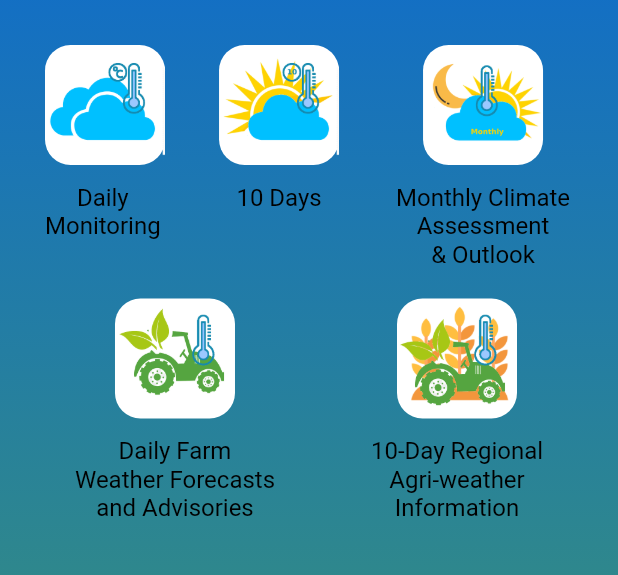
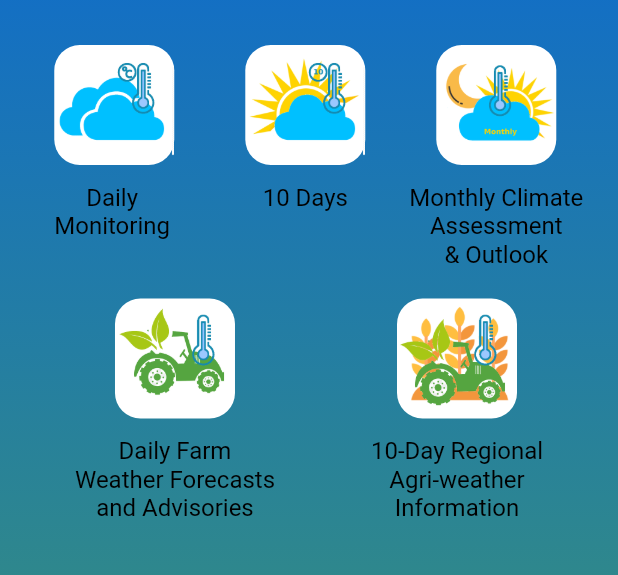
Before and after one commit to Tapuyo/payong, a Flutter app: the MainNav screen opened directly, after a tap on the "arrow back ios" icon, on a phone screen of 412 x 824 dp, the part 420-995 px from its top. Run offline on Flutter 3.47's test engine with Material 2 defaults, Android fonts, the phone set to English and light mode, and no system bars; drawn by our look-alikes of carousel_slider; our stand-ins replace awesome_bottom_bar, easy_localization, firebase_core, firebase_messaging, fl_chart, flutter_hooks and 9 more; missing offline and left inert: parallax_rain; accounts and stored records are empty; network calls fail.

Commit message:
update agri

```diff
--- a/lib/models/agri_soil_condition.dart
+++ b/lib/models/agri_soil_condition.dart
@@ -1,9 +1,11 @@
 class AgriForecastSoilConditionModel {
   final String soilCondition;
   final String locations;
+  final String soilConditionIcon;
 
 
   AgriForecastSoilConditionModel(
       this.soilCondition,
-      this.locations);
+      this.locations,
+      this.soilConditionIcon);
 }
--- a/lib/services/daily10_service.dart
+++ b/lib/services/daily10_service.dart
@@ -126,7 +126,7 @@
     var jsondata = json.decode(response.body);
 
     List<Daily10MapModel> newDailyList = [];
-    print(jsondata.toString());
+
     for (var u in jsondata) {
       Daily10MapModel daily = Daily10MapModel(
         u['LocationID'] ?? '',
--- a/lib/services/daily_services.dart
+++ b/lib/services/daily_services.dart
@@ -9,7 +9,7 @@
 import 'package:payong/provider/daily_provider.dart';
 
 abstract class DailyServices {
-  static Future<void> getDailyList(
+  static Future<List<DailyModel>> getDailyList(
       BuildContext context, String date, String page, String option) async {
     //  date = '2023-05-12';
     print('dasasdasd$dailyMap page=$page&fdate=$date&option=$option');
@@ -51,6 +51,7 @@
     // ignore: use_build_context_synchronously
     final dailyProvider = context.read<DailyProvider>();
     dailyProvider.setDailyList(newDailyList);
+    return newDailyList;
   }
 
   static Future<DailyModel?> getDailyDetails(
--- a/lib/services/mcao_services.dart
+++ b/lib/services/mcao_services.dart
@@ -10,9 +10,9 @@
 
 abstract class McaoService{
   static Future<List<McaoAssessment>> getAssessment(
-      BuildContext context) async {
+      BuildContext context, String page) async {
     final response = await http
-        .get(Uri.parse('http://18.139.91.35/payong/API/MonthlyMon.php?fdate=APRIL%202023&outlook=1&option=ActualRainfall'));
+        .get(Uri.parse('http://18.139.91.35/payong/API/MonthlyMon.php?fdate=MAY%202023&assessment=1&option=ActualRainfall&page=$page'));
     var jsondata = json.decode(response.body);
 
     List<McaoAssessment> newDailyList = [];
--- a/lib/ui/main_nav.dart
+++ b/lib/ui/main_nav.dart
@@ -144,7 +144,7 @@
           List<LatLng> polygonCoords = [];
           if (coordinates.isNotEmpty) {
             for (var coor in coordinates) {
-              try {
+              // try {
                 // print(coor['coordinate']);
                 var latLng = coor['coordinate'].toString().split(",");
                 print(double.parse(latLng[0]).toString());
@@ -152,7 +152,7 @@
                 double longitude = double.parse(latLng[1]);
                 ;
                 polygonCoords.add(LatLng(longitude, latitude));
-              } catch (e) {}
+              // } catch (e) {}
             }
 
             dailyProvider.setPolygonDaiy(Polygon(
@@ -203,7 +203,7 @@
     final dailyProvider = context.read<Daily10Provider>();
     dailyProvider.setPolygonDaiyClear();
     Set<Polygon> polygons = {};
-    for (var i = 1; i < 15; i++) {
+    for (var i = 1; i < 116; i++) {
       final result = await Daily10Services.get10DaysMap(context, i.toString());
 
       try {
@@ -269,17 +269,25 @@
       optionFilter = 'ActualRainfall';
     }
 
-    for (var i = 1; i < 20; i++) {
-      await DailyServices.getDailyList(context, dt, i.toString(), optionFilter);
+    for (var i = 1; i < 116; i++) {
+      print('john paul $i');
+      final dailymap = await DailyServices.getDailyList(context, dt, i.toString(), optionFilter);
 
       dailyProvider.setDateSelect(selectedDate);
-      try {
-        setState(() {
-          polygons.clear();
-          title = 'Philippines';
-          dailyList = dailyProvider.dailyList;
-
-          for (var name in dailyList) {
+      colorMap(dailymap);
+
+    }
+    setState(() {
+      isRefresh = false;
+    });
+  }
+
+  void colorMap(List<DailyModel> dailymap){
+    final dailyProvider = context.read<DailyProvider>();
+    setState(() {
+          // polygons.clear();
+
+          for (var name in dailymap) {
             List<dynamic> coordinates = name.locationCoordinate;
             List<LatLng> polygonCoords = [];
             if (coordinates.isNotEmpty) {
@@ -333,13 +341,6 @@
             }
           }
         });
-      } catch (e) {
-        print('error $e');
-      }
-    }
-    setState(() {
-      isRefresh = false;
-    });
   }
 
   getPast10Days() {
@@ -1687,19 +1688,19 @@
             ]),
           ),
         ),
-        if (isRefresh)
-          Align(
-            alignment: Alignment.center,
-            child: CircularProgressIndicator(),
-          ),
-        if (selectIndex == 1 || selectIndex == 2 || selectIndex == 3)
-          Align(
-            alignment: Alignment.bottomCenter,
-            child: Padding(
-              padding: const EdgeInsets.fromLTRB(8, 0, 8, 140),
-              child: display10DaysWidget(),
-            ),
-          )
+        // if (isRefresh)
+        //   Align(
+        //     alignment: Alignment.center,
+        //     child: CircularProgressIndicator(),
+        //   ),
+        // if (selectIndex == 1 || selectIndex == 2 || selectIndex == 3)
+        //   Align(
+        //     alignment: Alignment.bottomCenter,
+        //     child: Padding(
+        //       padding: const EdgeInsets.fromLTRB(8, 0, 8, 140),
+        //       child: display10DaysWidget(),
+        //     ),
+        //   )
       ],
     );
   }
--- a/lib/ui/mob_main.dart
+++ b/lib/ui/mob_main.dart
@@ -87,11 +87,13 @@
   }
 
   getCurrentLocation() async {
+     Future.delayed(Duration.zero, ()async {
     await SystemService.getAdsSystem(context);
 
     Position result = await _determinePosition();
+    // ignore: use_build_context_synchronously
     final dailyProvider = context.read<InitProvider>();
-    if (result != null) {
+
       dailyProvider.setPosition(result);
 
       List<Placemark> placemarks =
@@ -105,9 +107,11 @@
       final intProv = context.read<InitProvider>();
 
       intProv.setLocationId(locID);
-    }
 
+
+    // ignore: use_build_context_synchronously
     await SystemService.getInitWeatherBack(context);
+     });
   }
 
   Future<Position> _determinePosition() async {
@@ -398,7 +402,7 @@
                 Column(
                   children: [
                     Padding(
-                      padding: const EdgeInsets.fromLTRB(30, 0, 30, 0),
+                      padding: const EdgeInsets.fromLTRB(30, 0, 15, 0),
                       child: Row(
                         mainAxisAlignment: MainAxisAlignment.spaceEvenly,
                         crossAxisAlignment: CrossAxisAlignment.start,
@@ -447,7 +451,7 @@
                               ],
                             ),
                           ),
-                          Spacer(),
+                          SizedBox(width: 35,),
                           GestureDetector(
                             onTap: () {
                               Navigator.push(
@@ -501,7 +505,7 @@
                               ],
                             ),
                           ),
-                          Spacer(),
+                          SizedBox(width: 15,),
                           GestureDetector(
                             onTap: () {
                               Navigator.push(
@@ -686,6 +690,7 @@
                     children: [
                       CarouselSlider(
                         options: CarouselOptions(
+                          autoPlayInterval: Duration(seconds: 10),
                             height: 180.0,
                             viewportFraction: .9,
                             autoPlay: true,
--- a/lib/ui/presentation/agri10days/agri_advisory10.dart
+++ b/lib/ui/presentation/agri10days/agri_advisory10.dart
@@ -78,7 +78,7 @@
                           crossAxisAlignment: CrossAxisAlignment.start,
                           children: [
                             SizedBox(
-                              height: MediaQuery.of(context).size.height + 200,
+                              height: MediaQuery.of(context).size.height + 1000,
                               child: ListView.builder(
                                 padding: EdgeInsets.fromLTRB(0, 0, 0, 200),
                                 scrollDirection: Axis.horizontal,
--- a/lib/ui/presentation/mcao/components/outlook.dart
+++ b/lib/ui/presentation/mcao/components/outlook.dart
@@ -42,7 +42,7 @@
           child: agriTab.value == 0
               ? WebView(
                   initialUrl:
-                      'http://18.139.91.35/payong/outlook.php?fdate=${monthReturn(DateTime.now().month)}01${DateTime.now().year}',
+                      'http://18.139.91.35/payong/outlook.php?fdate=${monthReturn(DateTime.now().month)}%20${DateTime.now().year}',
                   onPageFinished: (url) {
                     onLoad.value = false;
                   },
--- a/lib/ui/presentation/mcao/mcao.dart
+++ b/lib/ui/presentation/mcao/mcao.dart
@@ -60,8 +60,8 @@
     final dailyProvider = context.read<McaoProvider>();
     dailyProvider.setPolygonDaiyClear();
     Set<Polygon> polygons = {};
-    for (var i = 1; i < 10; i++) {
-      final result = await McaoService.getAssessment(context);
+    for (var i = 1; i < 116; i++) {
+      final result = await McaoService.getAssessment(context, i.toString());
 
       polygons.clear();
 
```
Also changed, not shown: lib/models/agri_10_prognosis.dart (+8 -2 lines), lib/services/agri_service.dart (+12 -3 lines), lib/ui/presentation/10days/10days.dart (+9 -9 lines), lib/ui/presentation/agri/agri_advisory.dart (+68 -7 lines), lib/ui/presentation/agri/forecast/agri_forecast_soil_moisture.dart (+7 -7 lines), lib/ui/presentation/agri10days/agri_forecast10.dart (+9 -16 lines), lib/ui/presentation/agri10days/agri_prognosis10.dart (+7 -1 lines), lib/ui/presentation/mcao/components/assessment.dart (+5 -3 lines).
